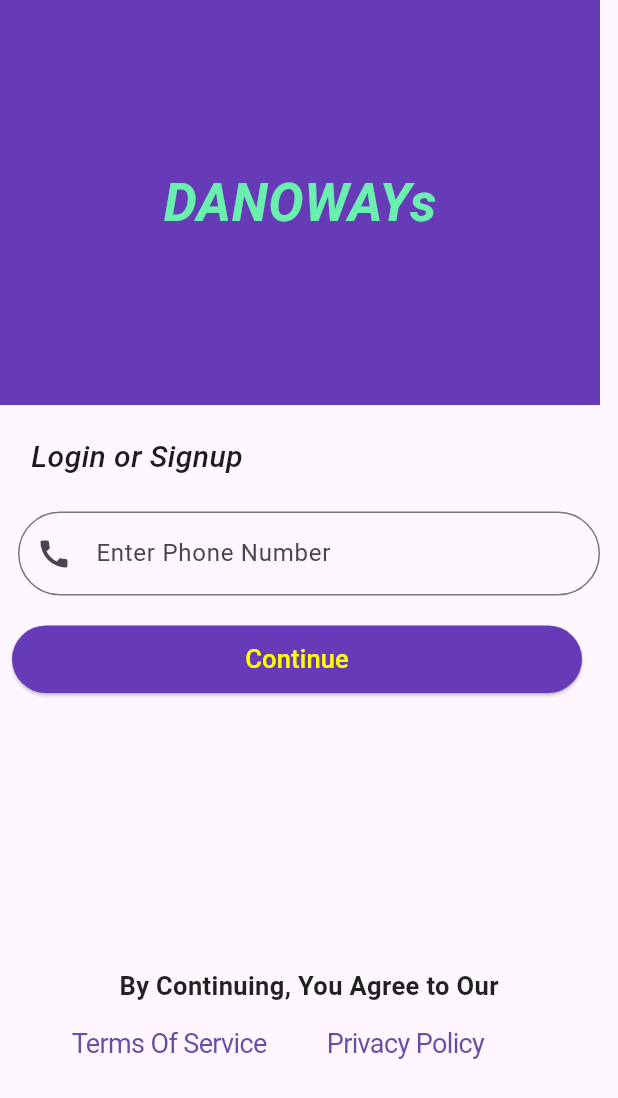
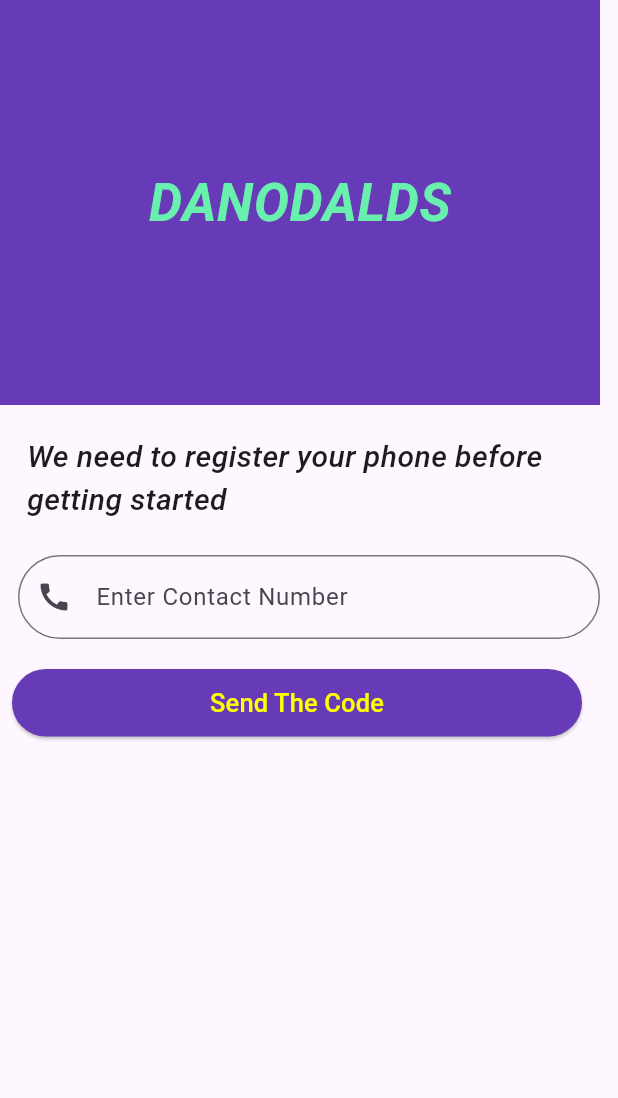
Before and after one commit to LAKSH3002/Food_Company_App, a Flutter app: the screen it shows after launch, on a phone screen of 412 x 824 dp. Shown: the top 1098 px of the screen. Run offline on Flutter 3.47's test engine with Material 2 defaults, Android fonts, the phone set to English and light mode, and no system bars; our stand-ins replace animated_splash_screen, email_validator, firebase_auth, firebase_core, pinput; missing offline and left inert: dialog_flowtter; accounts and stored records are empty; project files that could hold a hidden picture were left out.

Commit message:
Made the OTP page

```diff
--- a/royal_plate/lib/Accounts.dart
+++ b/royal_plate/lib/Accounts.dart
@@ -3,6 +3,7 @@ import 'package:flutter/material.dart';
 import 'package:flutter/src/widgets/framework.dart';
 import 'package:flutter/src/widgets/placeholder.dart';
 import 'package:royal_plate/HomeScreen.dart';
+// This is the Accounts Screen
 
 class AccountScreen extends StatefulWidget {
   const AccountScreen({super.key});
@@ -15,6 +16,7 @@ class _AccountScreenState extends State<AccountScreen> {
   @override
   Widget build(BuildContext context) {
     Size size = MediaQuery.of(context).size;
+
     return Scaffold(
       appBar: AppBar(
         backgroundColor: Colors.deepPurple,
--- a/royal_plate/lib/OnBoarding4.dart
+++ b/royal_plate/lib/Email_screen.dart
@@ -33,6 +33,7 @@ class _OnBoarding4State extends State<OnBoarding4>
 
   @override
   Widget build(BuildContext context) {
+
     return Scaffold(
       appBar: AppBar
       (
@@ -44,7 +45,6 @@ class _OnBoarding4State extends State<OnBoarding4>
         child: Column(
           crossAxisAlignment: CrossAxisAlignment.start,
           children: [
-
             const SizedBox(height:25),
 
             const Text(
--- a/royal_plate/lib/HomeScreen.dart
+++ b/royal_plate/lib/HomeScreen.dart
@@ -4,8 +4,8 @@ import 'package:royal_plate/Accounts.dart';
 import 'package:royal_plate/Chatbot/chatbot.dart';
 import 'package:royal_plate/LoginScreen.dart';
 import 'package:royal_plate/Menu_page/Menu.dart';
-import 'package:royal_plate/OnBoarding15.dart';
-import 'package:royal_plate/OnBoarding4.dart';
+import 'package:royal_plate/phone.dart';
+import 'package:royal_plate/Email_screen.dart';
 import 'package:royal_plate/SetFav_home.dart';
 import 'package:flutter/material.dart';
 import 'package:flutter/src/widgets/framework.dart';
--- a/royal_plate/lib/OnBoarding15.dart
+++ /dev/null
@@ -1,116 +0,0 @@
-import 'package:royal_plate/OnBoarding4.dart';
-import 'package:flutter/cupertino.dart';
-import 'package:flutter/material.dart';
-import 'package:flutter/src/widgets/framework.dart';
-import 'package:flutter/src/widgets/placeholder.dart';
-import 'package:firebase_auth/firebase_auth.dart';
-
-import 'Color.dart';
-
-class OnBoarding15 extends StatefulWidget {
-  const OnBoarding15({super.key});
-
-  @override
-  State<OnBoarding15> createState() => _OnBoarding15State();
-}
-
-class _OnBoarding15State extends State<OnBoarding15> {
-  @override
-  Widget build(BuildContext context) {
-    return Scaffold(
-
-      body:
-      Container(
-        child: SingleChildScrollView(
-          child: Column(
-            crossAxisAlignment: CrossAxisAlignment.start,
-            children: [
-
-
-              Container(
-                height: 270,
-                width: 400,
-                color: Colors.deepPurple,
-                child: const Center(child: Text("DANOWAYs",
-                style: TextStyle(fontSize: 35,color: Colors.greenAccent,
-                fontStyle: FontStyle.italic, fontWeight: FontWeight.bold),)),
-              ),
-
-              const SizedBox(height: 20),
-
-              const Text(
-                "    Login or Signup",
-                style: TextStyle(
-                  fontSize: 20,
-                  fontStyle: FontStyle.italic,
-                  fontWeight: FontWeight.w500
-                ),),
-
-                const SizedBox(height: 10),
-
-              Padding(
-                padding: EdgeInsets.all(12.0),
-                child: TextField(
-                  cursorColor: Colors.white,
-                  decoration: InputDecoration(
-
-                                prefixIcon: Icon(Icons.call),
-                                hintText: "Enter Phone Number",hintStyle: TextStyle(),
-                                border: OutlineInputBorder(
-                                  borderRadius: BorderRadius.circular(30.0),
-                                ),
-                                errorBorder: OutlineInputBorder(),
-                              ),
-                ),
-              ),
-
-              Padding(
-                padding: const EdgeInsets.all(8.0),
-                child: SizedBox(
-                  width: 380,
-                  height: 45,
-                  child: ElevatedButton(
-                    style: ElevatedButton.styleFrom(
-                      backgroundColor: Colors.deepPurple,
-                      onPrimary: Colors.yellowAccent,
-                    ),
-                  onPressed: (){
-                    Navigator.of(context).push(MaterialPageRoute
-                          (builder: (BuildContext context) =>
-                          const OnBoarding4() ));
-                  },
-                  child:const Text("Continue",
-                  style: TextStyle(fontSize: 17),) ),
-                ),
-              ),
-
-              const SizedBox(height: 175),
-
-              const Center(child: Text("By Continuing, You Agree to Our",
-              style: TextStyle(color: Colors.black87, fontSize: 17,fontWeight: FontWeight.bold),),),
-
-              // const SizedBox(height: 4),
-
-               Row(
-                 children: [
-                   Center(child: CupertinoButton(child: const Text("       Terms Of Service",style: TextStyle(fontSize: 18),),
-                      onPressed:(){
-
-                      } )),
-
-                    CupertinoButton(child: const Text("Privacy Policy",
-                    style: TextStyle(fontSize: 18),),
-                      onPressed:(){
-
-                      } ),
-                 ],
-               ),
-
-            ],
-          ),
-        ),
-      ),
-
-    );
-  }
-}
--- a/royal_plate/lib/Splash_Screen2.dart
+++ b/royal_plate/lib/Splash_Screen2.dart
@@ -1,12 +1,12 @@
 import 'dart:async';
 import 'package:animated_splash_screen/animated_splash_screen.dart';
-import 'package:royal_plate/OnBoarding4.dart';
+import 'package:royal_plate/Email_screen.dart';
 import 'package:royal_plate/WalkThrough1.dart';
 import 'package:flutter/material.dart';
 import 'package:flutter/src/widgets/framework.dart';
 import 'package:flutter/src/widgets/placeholder.dart';
 
-import 'OnBoarding15.dart';
+import 'phone.dart';
 
 class SplashScreen2 extends StatefulWidget {
   const SplashScreen2({super.key});
--- a/royal_plate/lib/WalkThrough1.dart
+++ b/royal_plate/lib/WalkThrough1.dart
@@ -1,4 +1,4 @@
-import 'package:royal_plate/OnBoarding15.dart';
+import 'package:royal_plate/phone.dart';
 import 'package:flutter/material.dart';
 import 'package:animated_splash_screen/animated_splash_screen.dart';
 import 'package:flutter/src/widgets/framework.dart';
--- a/royal_plate/lib/main.dart
+++ b/royal_plate/lib/main.dart
@@ -2,7 +2,10 @@ import 'package:royal_plate/Chatbot/chatbot.dart';
 import 'package:royal_plate/HomeScreen.dart';
 import 'package:flutter/material.dart';
 import 'package:firebase_auth/firebase_auth.dart';
+import 'package:royal_plate/phone.dart';
 import 'package:royal_plate/Splash_Screen1.dart';
+import 'LoginScreen.dart';
+import 'Email_screen.dart';
 import 'Splash_Screen2.dart';
 import 'package:firebase_core/firebase_core.dart';
 import 'firebase_options.dart';
@@ -24,9 +27,9 @@ class MyApp extends StatelessWidget
   Widget build(BuildContext context)
   {
     return MaterialApp(
+    debugShowCheckedModeBanner: false,
       theme: ThemeData(useMaterial3: true),
-      debugShowCheckedModeBanner: false,
-      home: SplashScreen1(),
+      home: OnBoarding15(),
     );
   }
 }
--- /dev/null
+++ b/royal_plate/lib/phone.dart
@@ -0,0 +1,141 @@
+import 'package:firebase_core/firebase_core.dart';
+import 'package:royal_plate/Email_screen.dart';
+import 'package:flutter/cupertino.dart';
+import 'package:flutter/material.dart';
+import 'package:flutter/src/widgets/framework.dart';
+import 'package:flutter/src/widgets/placeholder.dart';
+import 'package:firebase_auth/firebase_auth.dart';
+import 'package:royal_plate/otp.dart';
+
+import 'Color.dart';
+
+class OnBoarding15 extends StatefulWidget {
+  const OnBoarding15({super.key});
+
+  @override
+  State<OnBoarding15> createState() => _OnBoarding15State();
+}
+
+class _OnBoarding15State extends State<OnBoarding15> {
+  @override
+  Widget build(BuildContext context) {
+    double screenwidth = MediaQuery.of(context).size.width;
+    double screenheight = MediaQuery.of(context).size.height;
+    TextEditingController _countrycodecontroller = TextEditingController();
+    var phone = '';
+
+  void initState() {
+    _countrycodecontroller.text = "+91";
+    super.initState();
+  }
+
+    return Scaffold(
+
+      body:
+      Container(
+        child: SingleChildScrollView(
+          child: Column(
+            crossAxisAlignment: CrossAxisAlignment.start,
+            children: [
+
+
+              Container(
+                height: 270,
+                width: 400,
+                color: Colors.deepPurple,
+                child: const Center(child: Text("DANODALDS",
+                style: TextStyle(fontSize: 35,color: Colors.greenAccent,
+                fontStyle: FontStyle.italic, fontWeight: FontWeight.bold),)),
+              ),
+
+              const SizedBox(height: 20),
+
+              // Text('$screenwidth'),
+              // Text('$screenheight'),
+
+              Padding(
+                padding: const EdgeInsets.fromLTRB(18, 0, 5, 0),
+                child: const Text(
+                  "We need to register your phone before getting started",
+                  style: TextStyle(
+                    fontSize: 20,
+                    fontStyle: FontStyle.italic,
+                    fontWeight: FontWeight.w500
+                  ),),
+              ),
+                const SizedBox(height: 10),
+
+              Padding(
+                padding: EdgeInsets.all(12.0),
+                child: TextFormField(
+                  onChanged: (value){
+                    phone = value;
+                  },
+                  keyboardType: TextInputType.phone,
+                  controller: _countrycodecontroller,
+                  cursorColor: Colors.white,
+                  decoration: InputDecoration(
+
+                                prefixIcon: Icon(Icons.call),
+                                hintText: "Enter Contact Number",hintStyle: TextStyle(),
+                                border: OutlineInputBorder(
+                                  borderRadius: BorderRadius.circular(30.0),
+                                ),
+                                errorBorder: OutlineInputBorder(),
+                              ),
+                ),
+              ),
+
+              Padding(
+                padding: const EdgeInsets.all(8.0),
+                child: SizedBox(
+                  width: 380,
+                  height: 45,
+                  child: ElevatedButton(
+                    style: ElevatedButton.styleFrom(
+                      backgroundColor: Colors.deepPurple,
+                      onPrimary: Colors.yellowAccent,
+                    ),
+                  onPressed: () async{
+                  // await FirebaseAuth.instance.verifyPhoneNumber(
+                  // phoneNumber: '',
+                  // verificationCompleted: (PhoneAuthCredential credential){},
+                  // verificationFailed: (FirebaseAuthException e){},
+                  // codeSent: (String verificationId, int? forceResendingToken) {},
+                  // codeAutoRetrievalTimeout: (String verificationId) {});
+                  //   // Navigator.pushNamed(context, 'otp');
+                  },
+                  child:const Text("Send The Code",
+                  style: TextStyle(fontSize: 17),) ),
+                ),
+              ),
+
+              const SizedBox(height: 175),
+
+              // const Center(child: Text("By Continuing, You Agree to Our",
+              // style: TextStyle(color: Colors.black87, fontSize: 17,fontWeight: FontWeight.bold),),),
+
+              // // const SizedBox(height: 4),
+
+              //  Row(
+              //    children: [
+              //      Center(child: CupertinoButton(child: const Text("       Terms Of Service",style: TextStyle(fontSize: 18),),
+              //         onPressed:(){
+
+              //         } )),
+
+              //       CupertinoButton(child: const Text("Privacy Policy",
+              //       style: TextStyle(fontSize: 18),),
+              //         onPressed:(){
+
+              //         } ),
+              //    ],
+              //  ),
+            ],
+          ),
+        ),
+      ),
+
+    );
+  }
+}
--- a/royal_plate/pubspec.yaml
+++ b/royal_plate/pubspec.yaml
@@ -40,6 +40,7 @@ dependencies:
   firebase_core_platform_interface: ^5.0.0
   firebase_core: ^2.24.2
   firebase_auth: ^4.16.0
+  pinput: ^4.0.0
 
 dev_dependencies:
   flutter_test:
@@ -66,6 +67,7 @@ flutter:
   # To add assets to your application, add an assets section, like this:
   assets:
     - assets/
+    - images/img1.png
     - images/dinner_set.jpeg
     - images/Thoughts.png
     - images/Calling.jpeg
```
Also changed, not shown: royal_plate/lib/LoginScreen.dart (+1 -10 lines), royal_plate/lib/extrafile.txt (+44 -0 lines), royal_plate/lib/otp.dart (added, +98 -0 lines), royal_plate/images/img1.png (added), royal_plate/pubspec.lock, 6 other files.
